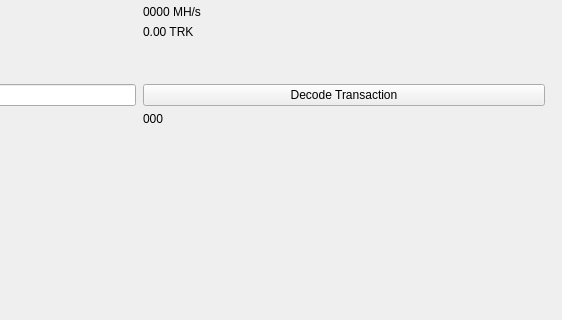
The window that src/qt/forms/blockbrowser.ui (truckit/Truckcoin) describes before a commit, drawn with Qt 5; both pictures show x 288 to 850 and y 204 to 524 of the 850 by 524 pixel window.
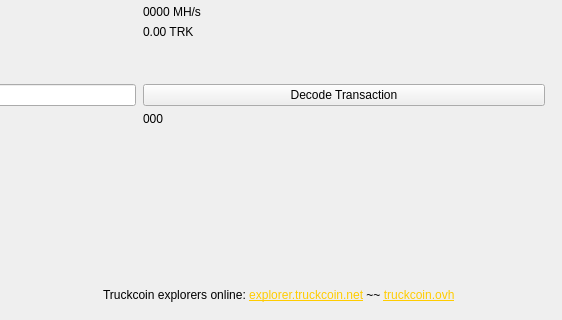
The same window after the commit.

Commit message: Add online explorers links to blockbrowser window

Patch:
```diff
--- a/src/qt/forms/blockbrowser.ui
+++ b/src/qt/forms/blockbrowser.ui
@@ -470,6 +470,31 @@
        <string>Close</string>
       </property>
      </widget>
+     <widget class="QLabel" name="explorersLabel">
+      <property name="geometry">
+       <rect>
+        <x>370</x>
+        <y>480</y>
+        <width>402</width>
+        <height>18</height>
+       </rect>
+      </property>
+      <property name="cursor">
+       <cursorShape>IBeamCursor</cursorShape>
+      </property>
+      <property name="text">
+       <string>&lt;html&gt;&lt;head/&gt;&lt;body&gt;&lt;p&gt;Truckcoin explorers online: &lt;a href=&quot;http://explorer.truckcoin.net&quot;&gt;&lt;span style=&quot; text-decoration: underline; color:#ffcc00;&quot;&gt;explorer.truckcoin.net&lt;/span&gt;&lt;/a&gt; ~~ &lt;a href=&quot;http://truckcoin.ovh&quot;&gt;&lt;span style=&quot; text-decoration: underline; color:#ffcc00;&quot;&gt;truckcoin.ovh&lt;/span&gt;&lt;/a&gt;&lt;/p&gt;&lt;/body&gt;&lt;/html&gt;</string>
+      </property>
+      <property name="textFormat">
+       <enum>Qt::RichText</enum>
+      </property>
+      <property name="openExternalLinks">
+       <bool>true</bool>
+      </property>
+      <property name="textInteractionFlags">
+       <set>Qt::LinksAccessibleByMouse|Qt::TextSelectableByKeyboard|Qt::TextSelectableByMouse</set>
+      </property>
+     </widget>
     </widget>
    </item>
   </layout>
```
